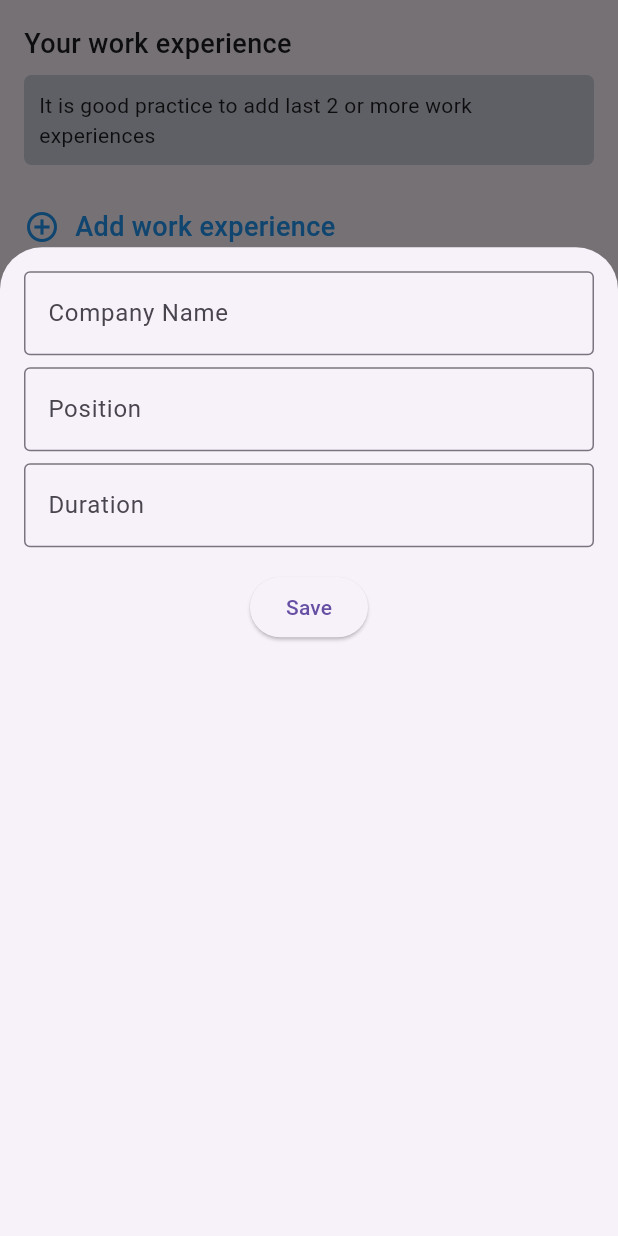
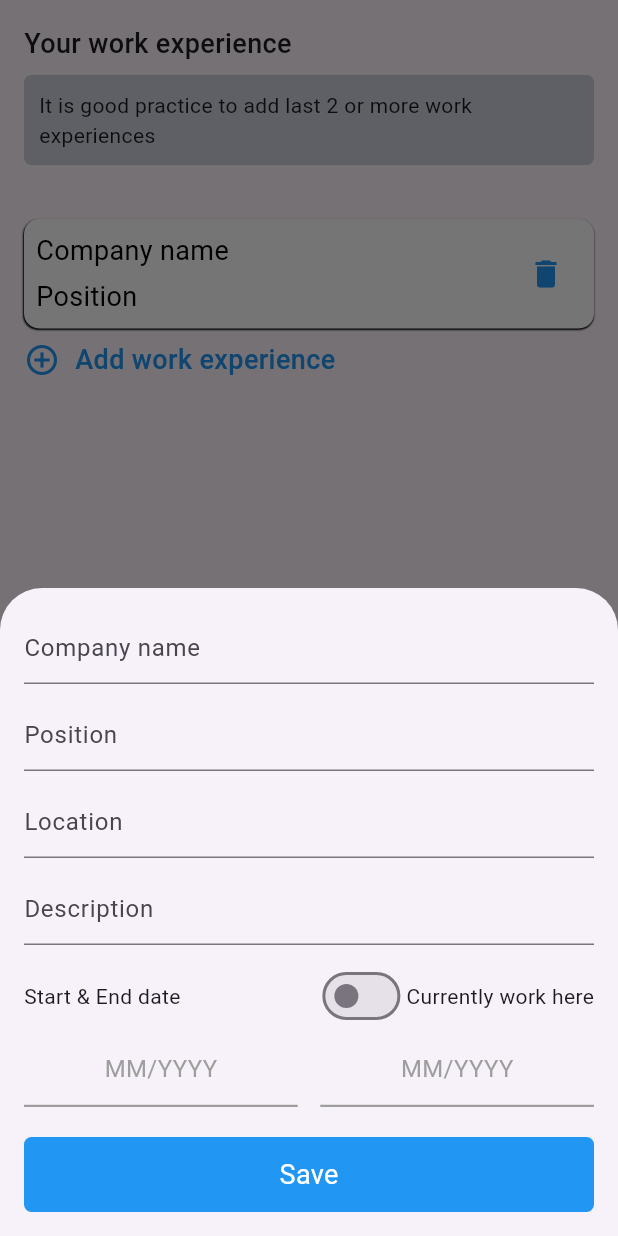
Before and after one commit to bilol-makhmudov/cvez, a Flutter app: the WorkContainer screen opened directly, after a tap on "Add work experience", on a phone screen of 412 x 824 dp. Run offline on Flutter 3.47's test engine with Material 3 defaults, Android fonts, the phone set to English and light mode, and no system bars; our stand-ins replace equatable, flutter_bloc; missing offline and left inert: flutter_month_picker.

Commit message:
added addExperience.dart and some widgets on work experience container

```diff
--- a/lib/main.dart
+++ b/lib/main.dart
@@ -13,6 +13,7 @@ void main() {
     BlocProvider<PersonalInfoBloc>(
       create: (context) => PersonalInfoBloc(),
     ),
+    BlocProvider<ExperienceBloc>(create: (context) => ExperienceBloc())
   ], child: const MyApp()));
 }
 
--- /dev/null
+++ b/lib/src/views/fillingScreen/Containers/Widgets/addExperience.dart
@@ -0,0 +1,183 @@
+import 'package:flutter/material.dart';
+import 'package:flutter_month_picker/flutter_month_picker.dart';
+import 'package:intl/intl.dart';
+
+void showAddWorkExperience(BuildContext context) {
+  TextEditingController _companyController = TextEditingController();
+  TextEditingController _positionController = TextEditingController();
+  TextEditingController _locationController = TextEditingController();
+  TextEditingController _descriptionController = TextEditingController();
+  bool _stillWorking = false;
+  DateTime? _startingDate = null;
+  DateTime? _endingDate = null;
+
+  showModalBottomSheet(
+    context: context,
+    isScrollControlled: true,
+    builder: (BuildContext context) {
+      return StatefulBuilder(
+          builder: (BuildContext context, StateSetter setState) {
+        return Container(
+          padding: EdgeInsets.all(16),
+          child: SingleChildScrollView(
+            child: Column(
+              mainAxisSize: MainAxisSize.min,
+              crossAxisAlignment: CrossAxisAlignment.start,
+              children: <Widget>[
+                TextField(
+                  controller: _companyController,
+                  decoration: InputDecoration(hintText: "Company name"),
+                  onChanged: (value) {},
+                ),
+                SizedBox(
+                  height: 10,
+                ),
+                TextField(
+                  controller: _positionController,
+                  decoration: InputDecoration(hintText: "Position"),
+                  onChanged: (value) {},
+                ),
+                SizedBox(
+                  height: 10,
+                ),
+                TextField(
+                  controller: _locationController,
+                  decoration: InputDecoration(hintText: "Location"),
+                  onChanged: (value) {},
+                ),
+                SizedBox(
+                  height: 10,
+                ),
+                TextField(
+                  controller: _descriptionController,
+                  decoration: InputDecoration(hintText: "Description"),
+                  onChanged: (value) {},
+                ),
+                SizedBox(
+                  height: 10,
+                ),
+                Row(
+                  children: [
+                    Text("Start & End date"),
+                    Spacer(),
+                    Switch(
+                        value: _stillWorking,
+                        onChanged: (value) {
+                          setState(() {
+                            _stillWorking = value;
+                          });
+                        }),
+                    Text("Currently work here"),
+                  ],
+                ),
+                Row(
+                  children: [
+                    Expanded(
+                      child: InkWell(
+                        onTap: (() async {
+                          _startingDate = await showMonthPicker(
+                            context: context,
+                            initialDate: DateTime.now(), // Today's date
+                            firstDate: DateTime(1950, 5),
+                            lastDate: DateTime(2050),
+                          );
+                          setState(() {
+                            _endingDate;
+                          });
+                        }),
+                        child: Container(
+                          height: 50,
+                          decoration: BoxDecoration(
+                            border: Border(
+                              bottom:
+                                  BorderSide(width: 1.5, color: Colors.grey),
+                            ),
+                          ),
+                          child: Center(
+                            child: Text(
+                              _startingDate == null
+                                  ? "MM/YYYY"
+                                  : ("${DateFormat('MM/yyyy').format(_startingDate!)}"),
+                              style: TextStyle(
+                                  color: _startingDate == null
+                                      ? Colors.grey
+                                      : Colors.black,
+                                  fontSize: 16),
+                            ),
+                          ),
+                        ),
+                      ),
+                    ),
+                    SizedBox(
+                      width: 15,
+                    ),
+                    Expanded(
+                      child: Visibility(
+                        visible: !_stillWorking,
+                        child: InkWell(
+                          onTap: (() async {
+                            _endingDate = await showMonthPicker(
+                              context: context,
+                              initialDate: DateTime.now(), // Today's date
+                              firstDate: DateTime(1950, 5),
+                              lastDate: DateTime(2050),
+                            );
+                            setState(() {
+                              _endingDate;
+                            });
+                          }),
+                          child: Container(
+                            height: 50,
+                            decoration: BoxDecoration(
+                              border: Border(
+                                bottom:
+                                    BorderSide(width: 1.5, color: Colors.grey),
+                              ),
+                            ),
+                            child: Center(
+                              child: Text(
+                                _endingDate == null
+                                    ? "MM/YYYY"
+                                    : ("${DateFormat('MM/yyyy').format(_endingDate!)}"),
+                                style: TextStyle(
+                                    color: _endingDate == null
+                                        ? Colors.grey
+                                        : Colors.black,
+                                    fontSize: 16),
+                              ),
+                            ),
+                          ),
+                        ),
+                      ),
+                    ),
+                  ],
+                ),
+                SizedBox(
+                  height: 20,
+                ),
+                InkWell(
+                  onTap: (() {
+                    Navigator.pop(context);
+                  }),
+                  child: Container(
+                    width: double.infinity,
+                    height: 50,
+                    decoration: BoxDecoration(
+                        color: Colors.blue,
+                        borderRadius: BorderRadius.circular(5)),
+                    child: Center(
+                      child: Text(
+                        "Save",
+                        style: TextStyle(color: Colors.white, fontSize: 18),
+                      ),
+                    ),
+                  ),
+                ),
+              ],
+            ),
+          ),
+        );
+      });
+    },
+  );
+}
--- a/lib/src/views/fillingScreen/Containers/Widgets/workExperience.dart
+++ /dev/null
@@ -1,52 +0,0 @@
-import 'package:flutter/material.dart';
-
-void showAddWorkExperience(BuildContext context) {
-  showModalBottomSheet(
-    context: context,
-    isScrollControlled: true,
-    builder: (BuildContext context) {
-      double screenHeight = MediaQuery.of(context).size.height;
-      double sheetHeight = screenHeight * 0.8;
-
-      return Container(
-        height: sheetHeight, // Use the calculated height here
-        padding: EdgeInsets.all(16),
-        child: SingleChildScrollView(
-          child: Column(
-            mainAxisSize: MainAxisSize.min, // To make the sheet flexible
-            children: <Widget>[
-              TextField(
-                decoration: InputDecoration(
-                  labelText: 'Company Name',
-                  border: OutlineInputBorder(),
-                ),
-              ),
-              SizedBox(height: 8),
-              TextField(
-                decoration: InputDecoration(
-                  labelText: 'Position',
-                  border: OutlineInputBorder(),
-                ),
-              ),
-              SizedBox(height: 8),
-              TextField(
-                decoration: InputDecoration(
-                  labelText: 'Duration',
-                  border: OutlineInputBorder(),
-                ),
-              ),
-              // Add more fields as needed
-              SizedBox(height: 16),
-              ElevatedButton(
-                onPressed: () {
-                  Navigator.pop(context); // Close the bottom sheet
-                },
-                child: Text('Save'),
-              ),
-            ],
-          ),
-        ),
-      );
-    },
-  );
-}
--- a/lib/src/views/fillingScreen/Containers/Work.dart
+++ b/lib/src/views/fillingScreen/Containers/Work.dart
@@ -1,7 +1,7 @@
 import 'package:flutter/cupertino.dart';
 import 'package:flutter/material.dart';
 
-import 'Widgets/workExperience.dart';
+import 'Widgets/addExperience.dart';
 
 class WorkContainer extends StatefulWidget {
   const WorkContainer({super.key});
@@ -44,6 +44,50 @@ class _WorkContainerState extends State<WorkContainer> {
               SizedBox(
                 height: 20,
               ),
+              Padding(
+                padding: const EdgeInsets.symmetric(vertical: 8.0),
+                child: Container(
+                  width: double.infinity,
+                  padding: EdgeInsets.all(8),
+                  decoration: BoxDecoration(
+                      color: Colors.white,
+                      borderRadius: BorderRadius.circular(10),
+                      boxShadow: [
+                        BoxShadow(
+                            color: Colors.black,
+                            blurRadius: 0.2,
+                            offset: Offset.fromDirection(2)),
+                      ]),
+                  child: Row(
+                    mainAxisAlignment: MainAxisAlignment.spaceBetween,
+                    children: [
+                      Column(
+                        crossAxisAlignment: CrossAxisAlignment.start,
+                        children: [
+                          Text(
+                            "Company name",
+                            style: TextStyle(color: Colors.black, fontSize: 18),
+                          ),
+                          SizedBox(
+                            height: 5,
+                          ),
+                          Text(
+                            "Position",
+                            style: TextStyle(color: Colors.black, fontSize: 18),
+                          )
+                        ],
+                      ),
+                      IconButton(
+                        icon: Icon(
+                          Icons.delete,
+                          color: Colors.blue,
+                        ),
+                        onPressed: () {},
+                      )
+                    ],
+                  ),
+                ),
+              ),
               InkWell(
                 onTap: (() {
                   showAddWorkExperience(context);
@@ -69,7 +113,7 @@ class _WorkContainerState extends State<WorkContainer> {
                     ],
                   ),
                 ),
-              )
+              ),
             ],
           ),
         )),
--- a/pubspec.yaml
+++ b/pubspec.yaml
@@ -37,6 +37,8 @@ dependencies:
   cupertino_icons: ^1.0.2
   flutter_bloc: ^8.1.3
   equatable: ^2.0.5
+  flutter_month_picker: ^0.0.2
+  intl: ^0.17.0
 
 dev_dependencies:
   flutter_test:
```
Also changed, not shown: pubspec.lock.
